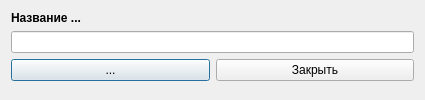
This is designer/nedtemplatedialogwindow.ui in Artemako/auto-exec-doc as Qt 5 draws it before an edit. The edited form follows.
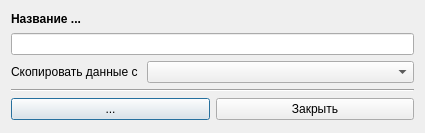
This is the edited form. Icons and pictures are not drawn.

The edit to the form file:
```diff
--- a/designer/nedtemplatedialogwindow.ui
+++ b/designer/nedtemplatedialogwindow.ui
@@ -7,13 +7,22 @@
     <x>0</x>
     <y>0</y>
     <width>425</width>
-    <height>100</height>
+    <height>133</height>
    </rect>
   </property>
+  <property name="maximumSize">
+   <size>
+    <width>16777215</width>
+    <height>133</height>
+   </size>
+  </property>
   <property name="windowTitle">
    <string>Dialog</string>
   </property>
   <layout class="QVBoxLayout" name="verticalLayout">
+   <property name="bottomMargin">
+    <number>9</number>
+   </property>
    <item>
     <widget class="QLabel" name="label_nametemplate">
      <property name="minimumSize">
@@ -49,6 +58,27 @@
      </property>
     </widget>
    </item>
+   <item>
+    <layout class="QHBoxLayout" name="hl_copytemplate" stretch="0,1">
+     <item>
+      <widget class="QLabel" name="label_copyfrom">
+       <property name="text">
+        <string>Скопировать данные с </string>
+       </property>
+      </widget>
+     </item>
+     <item>
+      <widget class="QComboBox" name="combox_templates"/>
+     </item>
+    </layout>
+   </item>
+   <item>
+    <widget class="Line" name="line">
+     <property name="orientation">
+      <enum>Qt::Horizontal</enum>
+     </property>
+    </widget>
+   </item>
    <item>
     <layout class="QHBoxLayout" name="hl_addsaveclose">
      <item>
@@ -71,19 +101,6 @@
      </item>
     </layout>
    </item>
-   <item>
-    <spacer name="verticalSpacer">
-     <property name="orientation">
-      <enum>Qt::Vertical</enum>
-     </property>
-     <property name="sizeHint" stdset="0">
-      <size>
-       <width>20</width>
-       <height>0</height>
-      </size>
-     </property>
-    </spacer>
-   </item>
   </layout>
  </widget>
  <resources>
```
